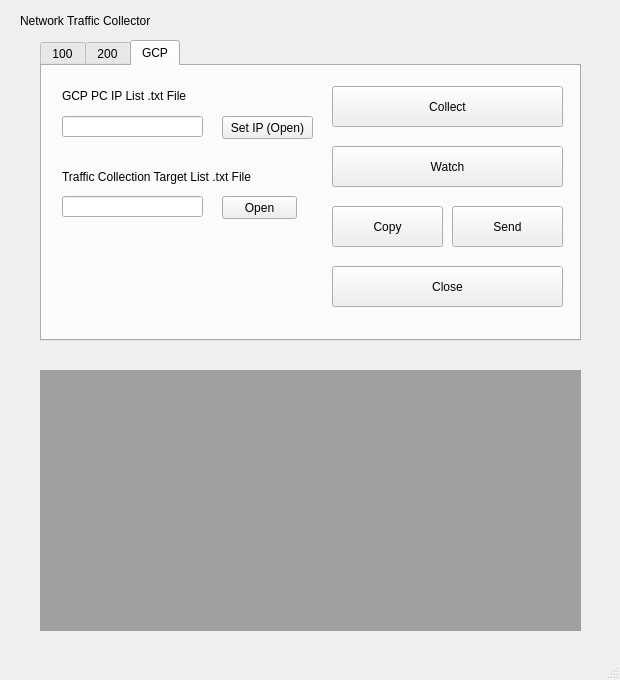
Before: the Qt Designer form src/CC_Server_GUI.ui in gunh0/tor-network-analyzer, drawn with Qt 5.
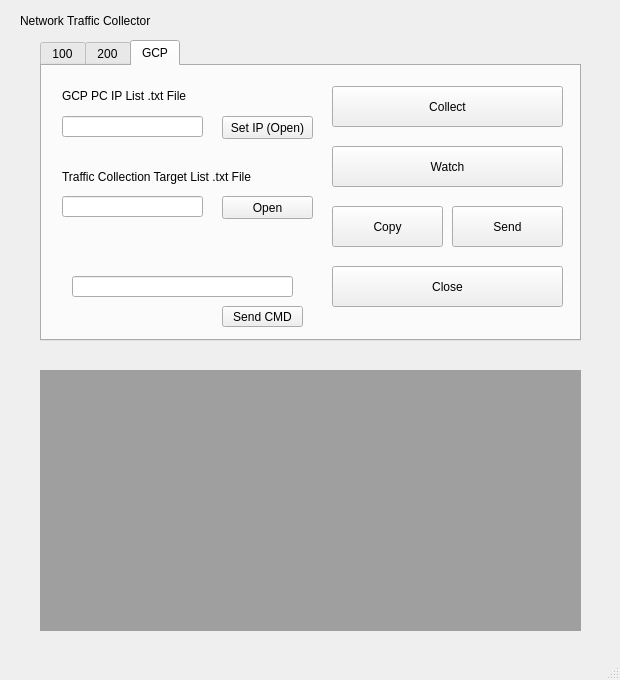
After: the same form once the commit is applied.

Commit message: Add target list Tk, Modify GCP IP{Tk

Diff of the .ui file:
```diff
--- a/src/CC_Server_GUI.ui
+++ b/src/CC_Server_GUI.ui
@@ -738,7 +738,7 @@
        <rect>
         <x>180</x>
         <y>130</y>
-        <width>75</width>
+        <width>91</width>
         <height>23</height>
        </rect>
       </property>
@@ -746,6 +746,29 @@
        <string>Open</string>
       </property>
      </widget>
+     <widget class="QPushButton" name="pBtnGCP_cmd_2">
+      <property name="geometry">
+       <rect>
+        <x>180</x>
+        <y>240</y>
+        <width>81</width>
+        <height>21</height>
+       </rect>
+      </property>
+      <property name="text">
+       <string>Send CMD</string>
+      </property>
+     </widget>
+     <widget class="QLineEdit" name="cmdGCP">
+      <property name="geometry">
+       <rect>
+        <x>30</x>
+        <y>210</y>
+        <width>221</width>
+        <height>21</height>
+       </rect>
+      </property>
+     </widget>
     </widget>
    </widget>
    <widget class="QMdiArea" name="mdiArea">
```
The commit also changes 1 other file.
